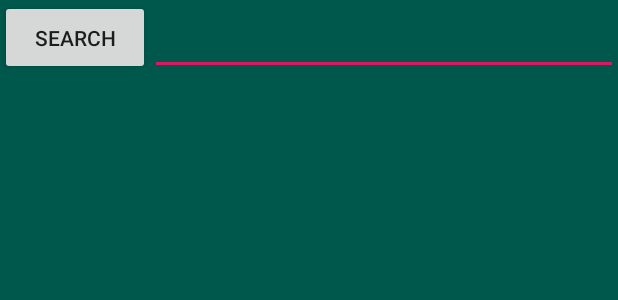
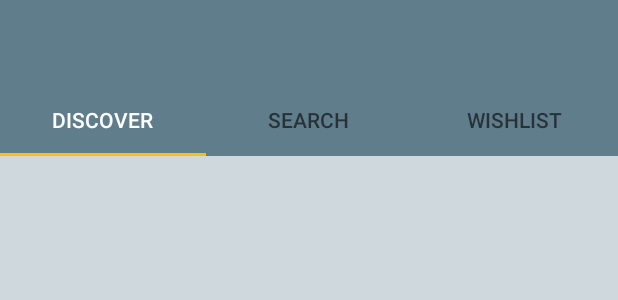
Before and after one commit to joshua-hilborn/Gamedex, an Android app: the layout activity_main.xml on its own in the app's theme, with its tools: preview values and no code run, on a phone screen of 412 x 824 dp. Shown: the top 300 px of the screen. Run offline under Robolectric (Android 15) with nearby library versions, the phone set to English and light mode, and no system bars.

Commit message:
feat: implement tabs

```diff
--- a/app/build.gradle
+++ b/app/build.gradle
@@ -35,4 +35,6 @@ dependencies {
     androidTestImplementation 'androidx.test.espresso:espresso-core:3.2.0'
     implementation 'androidx.recyclerview:recyclerview:1.0.0'
     implementation 'androidx.cardview:cardview:1.0.0'
+    implementation 'com.google.android.material:material:1.0.0'
+    implementation 'androidx.viewpager:viewpager:1.0.0'
 }
--- /dev/null
+++ b/app/src/main/java/com/vi/gamedex/adapter/PageAdapter.java
@@ -0,0 +1,4 @@
+package com.vi.gamedex.adapter;
+
+public class PageAdapter {
+}
--- a/app/src/main/res/layout/activity_main.xml
+++ b/app/src/main/res/layout/activity_main.xml
@@ -1,4 +1,63 @@
 <?xml version="1.0" encoding="utf-8"?>
+<LinearLayout
+    xmlns:android="http://schemas.android.com/apk/res/android"
+    xmlns:app="http://schemas.android.com/apk/res-auto"
+    xmlns:tools="http://schemas.android.com/tools"
+    android:layout_width="match_parent"
+    android:layout_height="match_parent"
+    android:orientation="vertical"
+    android:background="@color/color_primary_light_blueGrey"
+    tools:context=".MainActivity">
+
+    <androidx.appcompat.widget.Toolbar
+        android:id="@+id/toolbar"
+        android:layout_width="match_parent"
+        android:layout_height="wrap_content"
+        android:background="?attr/colorPrimary"
+        android:minHeight="?attr/actionBarSize"
+        android:theme="?attr/actionBarTheme"
+        app:theme="@style/ThemeOverlay.AppCompat.Dark"/>
+
+    <com.google.android.material.tabs.TabLayout
+        android:id="@+id/tl_main"
+        android:layout_width="match_parent"
+        android:layout_height="wrap_content"
+        android:background="@color/color_primary_blueGrey"
+        app:tabSelectedTextColor="@color/color_text_icons_white">
+
+        <com.google.android.material.tabs.TabItem
+            android:id="@+id/ti_main_discover"
+            android:layout_width="wrap_content"
+            android:layout_height="wrap_content"
+            android:text="Discover" />
+
+        <com.google.android.material.tabs.TabItem
+            android:id="@+id/ti_main_search"
+            android:layout_width="wrap_content"
+            android:layout_height="wrap_content"
+            android:text="Search" />
+
+        <com.google.android.material.tabs.TabItem
+            android:id="@+id/ti_main_wishlist"
+            android:layout_width="wrap_content"
+            android:layout_height="wrap_content"
+            android:text="Wishlist" />
+    </com.google.android.material.tabs.TabLayout>
+
+
+
+
+
+    <androidx.viewpager.widget.ViewPager
+        android:id="@+id/vp_main"
+        android:layout_width="match_parent"
+        android:layout_height="wrap_content"/>
+
+
+</LinearLayout>
+
+
+<!--
 <androidx.constraintlayout.widget.ConstraintLayout
     xmlns:android="http://schemas.android.com/apk/res/android"
     xmlns:app="http://schemas.android.com/apk/res-auto"
@@ -8,7 +67,12 @@
     android:background="@color/colorPrimaryDark"
     tools:context=".MainActivity">
 
-    <Button
+
+
+</androidx.constraintlayout.widget.ConstraintLayout>
+-->
+<!--
+<Button
         android:id="@+id/btn_search"
         android:layout_width="100dp"
         android:layout_height="50dp"
@@ -35,23 +99,4 @@
         app:layout_constraintRight_toRightOf="parent"
         app:layout_constraintTop_toBottomOf="@+id/et_searchBox" />
 
-
-
-
-<!--
-    <ScrollView
-        android:layout_width="match_parent"
-        android:layout_height="match_parent">
-    <TextView
-        android:id="@+id/tv_json_test"
-        android:layout_width="wrap_content"
-        android:layout_height="wrap_content"
-        android:text="Hello World!"
-        app:layout_constraintLeft_toLeftOf="parent"
-        app:layout_constraintRight_toRightOf="parent"
-        app:layout_constraintTop_toTopOf="parent" />
-    </ScrollView>
-
 -->
-
-</androidx.constraintlayout.widget.ConstraintLayout>
--- a/app/src/main/res/values/colors.xml
+++ b/app/src/main/res/values/colors.xml
@@ -3,4 +3,14 @@
     <color name="colorPrimary">#008577</color>
     <color name="colorPrimaryDark">#00574B</color>
     <color name="colorAccent">#D81B60</color>
+    <color name="color_primary_blueGrey">#607D8B</color>
+    <color name="color_primary_light_blueGrey">#CFD8Dc</color>
+    <color name="color_primary_dark_blueGrey">#455A64</color>
+    <color name="color_accent_amber">#FFC107</color>
+    <color name="color_text_icons_white">#FFFFFF</color>
+    <color name="color_text_primary_grey900">#212121</color>
+    <color name="color_text_secondary_grey">#757575</color>
+    <color name="color_divider_lightGrey">#BDBDBD</color>
+
+    <color name="color_photo_placeholder_grey300">#E0E0E0</color>
 </resources>
--- a/app/src/main/res/values/styles.xml
+++ b/app/src/main/res/values/styles.xml
@@ -1,11 +1,11 @@
 <resources>
 
     <!-- Base application theme. -->
-    <style name="AppTheme" parent="Theme.AppCompat.Light.DarkActionBar">
+    <style name="AppTheme" parent="Theme.AppCompat.Light.NoActionBar">
         <!-- Customize your theme here. -->
-        <item name="colorPrimary">@color/colorPrimary</item>
-        <item name="colorPrimaryDark">@color/colorPrimaryDark</item>
-        <item name="colorAccent">@color/colorAccent</item>
+        <item name="colorPrimary">@color/color_primary_blueGrey</item>
+        <item name="colorPrimaryDark">@color/color_primary_dark_blueGrey</item>
+        <item name="colorAccent">@color/color_accent_amber</item>
     </style>
 
 </resources>
--- a/build.gradle
+++ b/build.gradle
@@ -7,7 +7,7 @@ buildscript {
 
     }
     dependencies {
-        classpath 'com.android.tools.build:gradle:3.5.1'
+        classpath 'com.android.tools.build:gradle:3.5.2'
 
         // NOTE: Do not place your application dependencies here; they belong
         // in the individual module build.gradle files
```
